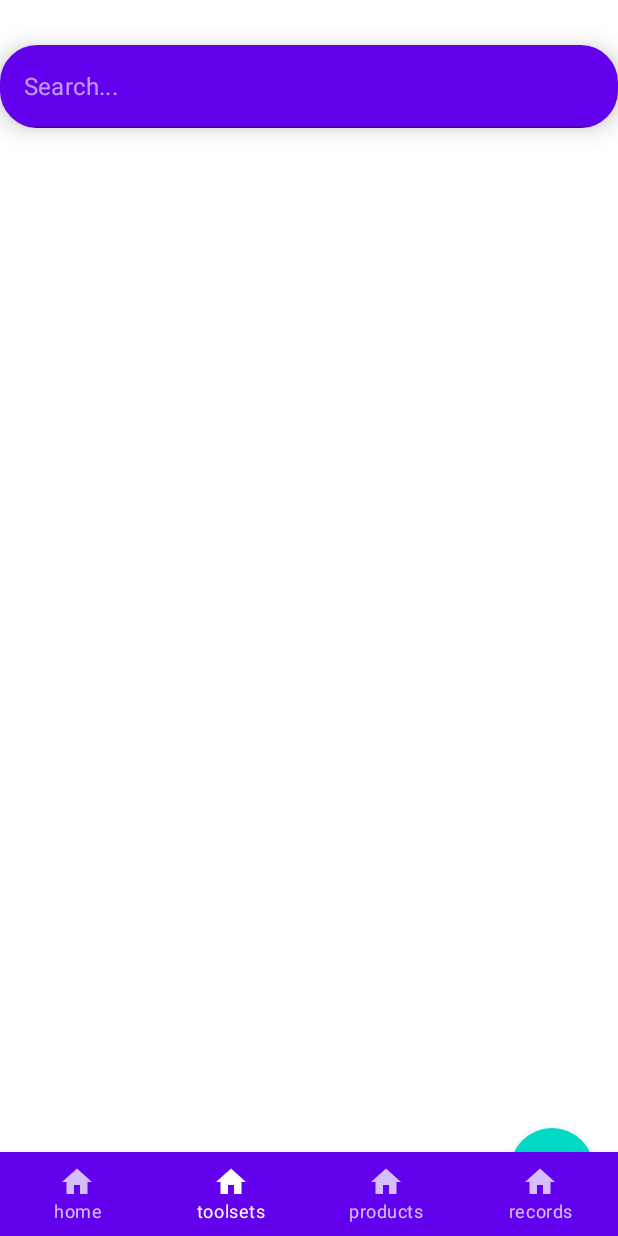
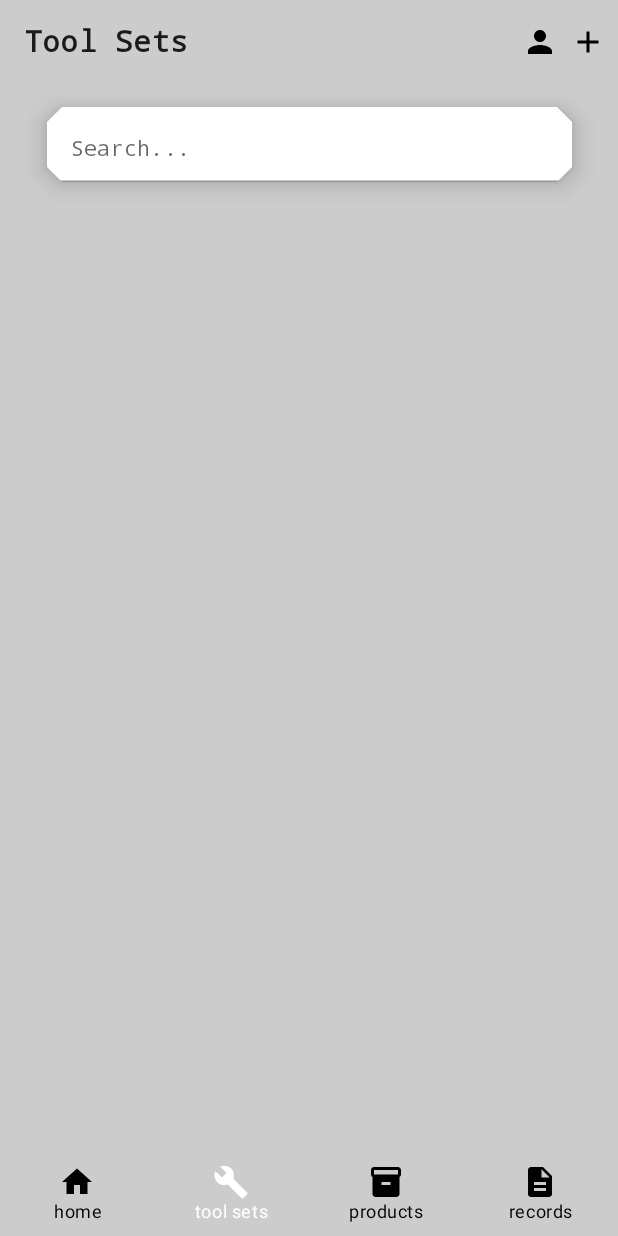
Before and after one commit to DathanStoneDev/Punches-Manager, an Android app built with Jetpack Compose: the screen it shows after launch (MainActivity), item 2 of the bottom bar chosen, on a phone screen of 412 x 824 dp. Run offline under Robolectric (Android 15) with nearby library versions, the phone set to English and light mode, and no system bars; our stand-ins replace Dagger/Hilt's generated code, Room's generated code.

Commit message:
Styled the ToolSetListScreen and the AddEditToolList. Added some blank class files for the ReportViewModel and ReportScreen.

```diff
--- a/app/src/main/java/com/devstone/punchesmanager/data/dao/RecordDao.kt
+++ b/app/src/main/java/com/devstone/punchesmanager/data/dao/RecordDao.kt
@@ -22,7 +22,4 @@ interface RecordDao {
 
     @Delete
     suspend fun deleteRecord(record: ToolRecord)
-
-    @Query("SELECT * FROM records WHERE toolSetId =:toolSetId")
-    suspend fun getToolSetsById(toolSetId: String): List<ToolRecord>
 }
--- a/app/src/main/java/com/devstone/punchesmanager/data/dao/ToolSetDao.kt
+++ b/app/src/main/java/com/devstone/punchesmanager/data/dao/ToolSetDao.kt
@@ -2,6 +2,7 @@ package com.devstone.punchesmanager.data.dao
 
 import androidx.room.*
 import com.devstone.punchesmanager.data.entities.ToolSet
+import com.devstone.punchesmanager.ui.report.model.ToolSetReport
 import kotlinx.coroutines.flow.Flow
 
 
@@ -23,7 +24,9 @@ interface ToolSetDao {
     @Delete
     suspend fun deleteToolSet(toolSet: ToolSet)
 
-    @Query("SELECT * FROM tool_sets WHERE status =:status")
-    suspend fun getToolSetsByStatus(status: Boolean)
+    @Transaction
+    @Query("SELECT * FROM tool_sets")
+    suspend fun getToolSetReport(): ToolSetReport
+
 
 }
--- /dev/null
+++ b/app/src/main/java/com/devstone/punchesmanager/ui/report/ReportScreen.kt
@@ -0,0 +1 @@
+package com.devstone.punchesmanager.ui.report
--- a/app/src/main/java/com/devstone/punchesmanager/ui/report/ReportViewModel.kt
+++ b/app/src/main/java/com/devstone/punchesmanager/ui/report/ReportViewModel.kt
@@ -1,5 +1,6 @@
 package com.devstone.punchesmanager.ui.report
 
+import androidx.lifecycle.ViewModel
 import com.devstone.punchesmanager.data.repository.ToolSetRepository
 import dagger.hilt.android.lifecycle.HiltViewModel
 import javax.inject.Inject
@@ -7,7 +8,7 @@ import javax.inject.Inject
 @HiltViewModel
 class ReportViewModel @Inject constructor(
     val repository: ToolSetRepository
-) {
+): ViewModel() {
 
 
 
--- /dev/null
+++ b/app/src/main/java/com/devstone/punchesmanager/ui/report/ToolRecordReport.kt
@@ -0,0 +1 @@
+package com.devstone.punchesmanager.ui.report
--- /dev/null
+++ b/app/src/main/java/com/devstone/punchesmanager/ui/report/ToolSetReport.kt
@@ -0,0 +1 @@
+package com.devstone.punchesmanager.ui.report
--- a/app/src/main/java/com/devstone/punchesmanager/ui/toolset/ToolSetListEvent.kt
+++ b/app/src/main/java/com/devstone/punchesmanager/ui/toolset/ToolSetListEvent.kt
@@ -8,4 +8,5 @@ sealed class ToolSetListEvent {
     data class OnCreateRecordClick(val PONumber: String): ToolSetListEvent()
     data class OnSearchToolSet(val searchText: String): ToolSetListEvent()
     object OnAddToolSetClick: ToolSetListEvent()
+    object OnProfileClick: ToolSetListEvent()
 }
--- a/app/src/main/java/com/devstone/punchesmanager/ui/toolset/ToolSetListScreen.kt
+++ b/app/src/main/java/com/devstone/punchesmanager/ui/toolset/ToolSetListScreen.kt
@@ -1,21 +1,32 @@
 package com.devstone.punchesmanager.ui.toolset
 
+import androidx.compose.foundation.background
 import androidx.compose.foundation.clickable
 import androidx.compose.foundation.layout.*
 import androidx.compose.foundation.lazy.LazyColumn
 import androidx.compose.foundation.lazy.items
+import androidx.compose.foundation.shape.CircleShape
+import androidx.compose.foundation.shape.CutCornerShape
 import androidx.compose.foundation.shape.RoundedCornerShape
 import androidx.compose.material.*
 import androidx.compose.material.icons.Icons
 import androidx.compose.material.icons.filled.Add
+import androidx.compose.material.icons.filled.Person
 import androidx.compose.runtime.*
+import androidx.compose.ui.Alignment
 import androidx.compose.ui.Modifier
 import androidx.compose.ui.draw.alpha
 import androidx.compose.ui.graphics.Color
+import androidx.compose.ui.graphics.Color.Companion.Black
+import androidx.compose.ui.graphics.Color.Companion.LightGray
 import androidx.compose.ui.graphics.Color.Companion.White
 import androidx.compose.ui.text.TextStyle
+import androidx.compose.ui.text.font.FontFamily
+import androidx.compose.ui.text.font.FontWeight
 import androidx.compose.ui.unit.dp
+import androidx.compose.ui.unit.sp
 import androidx.hilt.navigation.compose.hiltViewModel
+import com.devstone.punchesmanager.ui.home.HomeEvent
 import com.devstone.punchesmanager.util.UiEvent
 import kotlinx.coroutines.flow.collect
 
@@ -32,18 +43,27 @@ fun ToolSetListScreen(
             }
         }
     }
-    Scaffold (
-        content = {
+    Column(
+        modifier = Modifier
+            .fillMaxSize()
+            .background(LightGray),
+        horizontalAlignment = Alignment.CenterHorizontally
+    ) {
+
+        ToolSetTopAppBar(modifier = Modifier, onEvent = viewModel::onEvent)
+        Spacer(modifier = Modifier.height(15.dp))
         SearchBar(
             modifier = Modifier,
-                searchText = viewModel.searchText
+            searchText = viewModel.searchText,
         ) {
             viewModel.onEvent(ToolSetListEvent.OnSearchToolSet(it))
         }
         LazyColumn(
             modifier = Modifier
                 .fillMaxSize()
-                    .padding(0.dp, 105.dp, 0.dp, 35.dp)
+                .padding(top = 15.dp)
+                .background(LightGray),
+            horizontalAlignment = Alignment.CenterHorizontally
         ) {
             if (viewModel.searchText.isBlank()) {
                 items(toolSets.value) { toolset ->
@@ -51,7 +71,6 @@ fun ToolSetListScreen(
                         toolSet = toolset,
                         onEvent = viewModel::onEvent,
                         modifier = Modifier
-                                .fillMaxWidth()
                             .padding(0.dp, 4.dp)
                             .clickable {
                                 viewModel.onEvent(ToolSetListEvent.OnToolSetClick(toolset))
@@ -74,17 +93,7 @@ fun ToolSetListScreen(
                 }
             }
         }
-        },
-        floatingActionButton = {
-            FloatingActionButton(onClick = {
-                viewModel.onEvent(ToolSetListEvent.OnAddToolSetClick)
-            }) {
-                Icon(
-                    imageVector = Icons.Default.Add,
-                    contentDescription = "Add")
     }
-        }
-            )
 }
 
 @Composable
@@ -96,12 +105,11 @@ fun SearchBar(
 
     Surface (
         modifier = modifier
-            .fillMaxWidth()
-            .height(85.dp)
-            .padding(0.dp, 30.dp, 0.dp, 0.dp),
+            .width(350.dp)
+            .height(50.dp),
         elevation = 10.dp,
-        color = MaterialTheme.colors.primary,
-        shape = RoundedCornerShape(45)
+        color = White,
+        shape = CutCornerShape(10.dp),
             ){
 
         TextField(
@@ -116,11 +124,13 @@ fun SearchBar(
                     modifier = modifier
                         .alpha(ContentAlpha.medium),
                     text = "Search...",
-                    color = White
+                    color = Black,
+                    fontSize = 14.sp,
+                    fontFamily = FontFamily.Monospace
                 )
             },
             textStyle = TextStyle(
-                fontSize = MaterialTheme.typography.subtitle2.fontSize,
+                fontSize = MaterialTheme.typography.body1.fontSize,
             ),
             singleLine = true,
             colors = TextFieldDefaults.textFieldColors(
@@ -131,3 +141,46 @@ fun SearchBar(
 
     }
 }
+
+@Composable
+fun ToolSetTopAppBar(modifier: Modifier, onEvent: (ToolSetListEvent) -> Unit) {
+    TopAppBar(
+        title = {
+            Text(
+                text = "Tool Sets",
+                fontSize = 20.sp,
+                fontWeight = FontWeight.Bold,
+                fontFamily = FontFamily.Monospace
+            )
+                },
+        backgroundColor = LightGray,
+        actions =  {
+            IconButton(
+                onClick = {
+                onEvent(ToolSetListEvent.OnProfileClick) },
+                modifier = modifier
+                    .size(32.dp)
+            ) {
+                Icon(
+                    imageVector = Icons.Filled.Person,
+                    contentDescription = "profile",
+                    tint = Black,
+                )
+            }
+            IconButton(
+                onClick = {
+                onEvent(ToolSetListEvent.OnAddToolSetClick)
+            }, modifier = modifier
+                    .size(32.dp)
+            ) {
+                Icon(
+                    imageVector = Icons.Filled.Add,
+                    contentDescription = "profile",
+                    tint = Black
+                )
+
+            }
+        },
+        elevation = 0.dp
+    )
+}
--- a/app/src/main/java/com/devstone/punchesmanager/ui/toolset/ToolSetListViewModel.kt
+++ b/app/src/main/java/com/devstone/punchesmanager/ui/toolset/ToolSetListViewModel.kt
@@ -48,6 +48,9 @@ class ToolSetListViewModel @Inject constructor(
                     repository.getToolSetByPO(event.searchText)
                 }
             }
+            is ToolSetListEvent.OnProfileClick -> {
+                sendUiEvent(UiEvent.Navigate(Routes.PROFILE))
+            }
 
         }
     }
--- a/app/src/main/java/com/devstone/punchesmanager/util/navigation/BottomNavigationBar.kt
+++ b/app/src/main/java/com/devstone/punchesmanager/util/navigation/BottomNavigationBar.kt
@@ -6,19 +6,28 @@ import androidx.compose.material.Icon
 import androidx.compose.material.Text
 import androidx.compose.runtime.Composable
 import androidx.compose.runtime.getValue
+import androidx.compose.ui.graphics.Color.Companion.Black
+import androidx.compose.ui.graphics.Color.Companion.LightGray
+import androidx.compose.ui.graphics.Color.Companion.White
+import androidx.compose.ui.unit.dp
 import androidx.navigation.NavGraph.Companion.findStartDestination
 import androidx.navigation.NavHostController
 import androidx.navigation.compose.currentBackStackEntryAsState
 
 @Composable
 fun BottomNavigationBar(navController: NavHostController) {
-    BottomNavigation {
+    BottomNavigation (
+        backgroundColor = LightGray,
+        elevation = 0.dp
+            ){
         val backStackEntry by navController.currentBackStackEntryAsState()
         val currentRoute = backStackEntry?.destination?.route
 
 
         NavBarItems.bottomNavItem.forEach { navItem ->
-            BottomNavigationItem(selected = currentRoute == navItem.route, onClick = {
+            BottomNavigationItem(
+                selected = currentRoute == navItem.route,
+                onClick = {
                 navController.navigate(navItem.route) {
                     popUpTo(navController.graph.findStartDestination().id) {
                         saveState = false
@@ -34,6 +43,8 @@ fun BottomNavigationBar(navController: NavHostController) {
                 label = {
                     Text(text = navItem.name)
                 },
+                selectedContentColor = White,
+                unselectedContentColor = Black,
             )
         }
     }
--- a/app/src/main/java/com/devstone/punchesmanager/util/navigation/NavBarItems.kt
+++ b/app/src/main/java/com/devstone/punchesmanager/util/navigation/NavBarItems.kt
@@ -1,7 +1,10 @@
 package com.devstone.punchesmanager.util.navigation
 
 import androidx.compose.material.icons.Icons
+import androidx.compose.material.icons.filled.Build
+import androidx.compose.material.icons.filled.Description
 import androidx.compose.material.icons.filled.Home
+import androidx.compose.material.icons.filled.Inventory2
 
 object NavBarItems {
     val bottomNavItem = listOf(
@@ -11,19 +14,19 @@ object NavBarItems {
             icon = Icons.Default.Home
         ),
         BottomNavItem(
-            name = "toolsets",
+            name = "tool sets",
             route = Routes.TOOL_SET_LIST,
-            icon = Icons.Default.Home
+            icon = Icons.Filled.Build
         ),
         BottomNavItem(
             name = "products",
             route = Routes.PRODUCT_LIST,
-            icon = Icons.Default.Home
+            icon = Icons.Filled.Inventory2
         ),
         BottomNavItem(
             name = "records",
             route = Routes.RECORD_LIST,
-            icon = Icons.Default.Home
+            icon = Icons.Filled.Description
         )
     )
 }
--- a/app/src/main/java/com/devstone/punchesmanager/util/navigation/Routes.kt
+++ b/app/src/main/java/com/devstone/punchesmanager/util/navigation/Routes.kt
@@ -12,5 +12,6 @@ object Routes {
     const val HOME = "home"
     const val RECORD_LIST = "record_list"
     const val RECORD_ADD_EDIT = "record_add_edit"
+    const val PROFILE = "profile"
 
 }
```
Also changed, not shown: app/src/main/java/com/devstone/punchesmanager/ui/product/ProductListScreen.kt (+45 -3 lines), app/src/main/java/com/devstone/punchesmanager/ui/record/RecordAddEditScreen.kt (+92 -41 lines), app/src/main/java/com/devstone/punchesmanager/ui/report/model/Report.kt (+7 -1 lines), app/src/main/java/com/devstone/punchesmanager/ui/toolset/ToolSetAddEditScreen.kt (+11 -0 lines), app/src/main/java/com/devstone/punchesmanager/ui/toolset/ToolSetItem.kt (+18 -15 lines), app/src/main/java/com/devstone/punchesmanager/data/entities/ToolRecord.kt (line endings or trailing spaces). Lines whose indentation alone changed are shown as unchanged.
